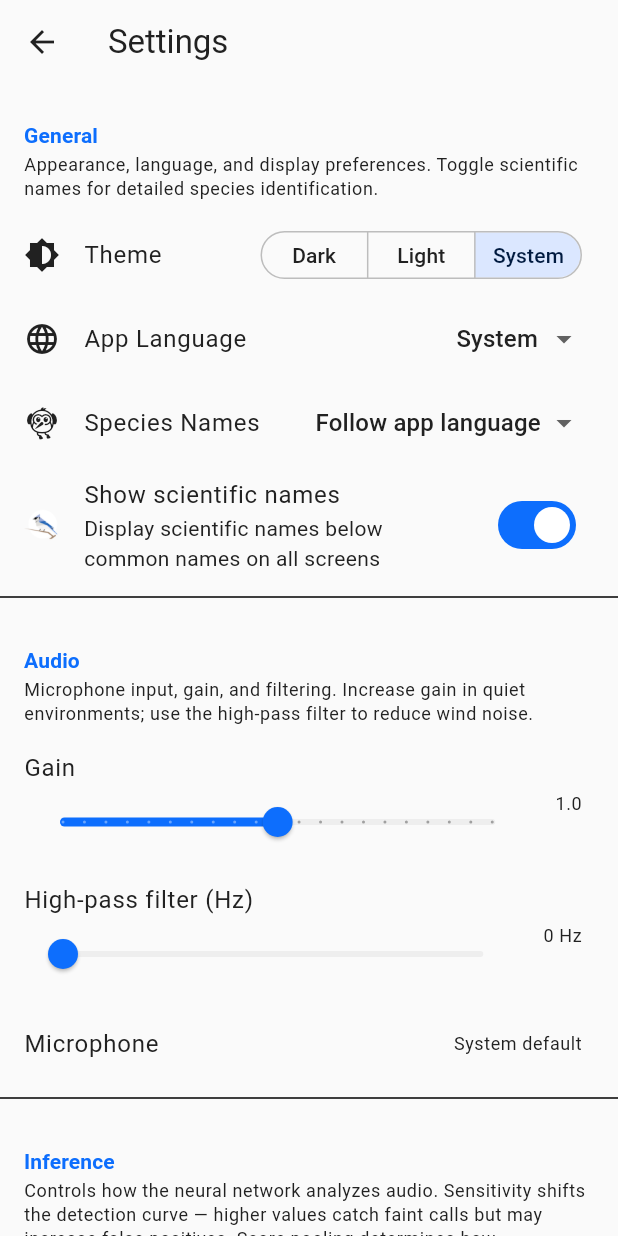
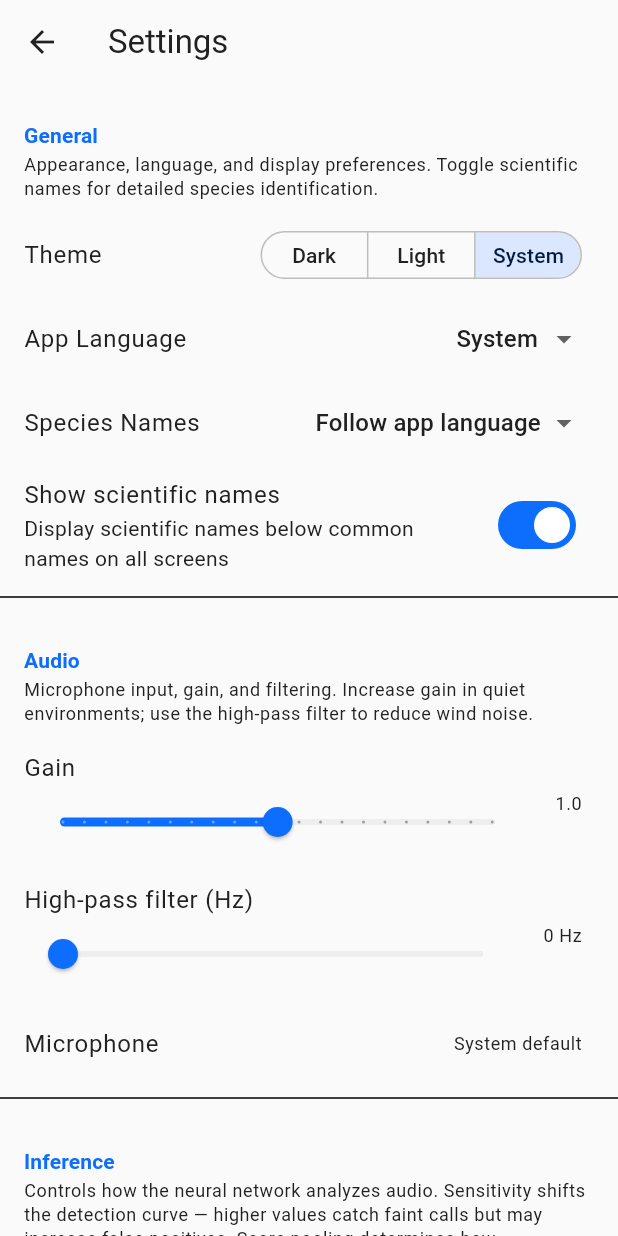
Before and after one commit to birdnet-team/birdnet-live-app, a Flutter app: the SettingsScreen screen opened directly, on a phone screen of 412 x 824 dp. Run offline on Flutter 3.47's test engine with Material 3 defaults, Android fonts, the phone set to English and light mode, and no system bars; our stand-ins replace cached_network_image, flutter_map, flutter_riverpod, geolocator, introduction_screen, just_audio and 4 more; missing offline and left inert: fftea, onnxruntime, record; accounts and stored records are empty; generated files the repository leaves out were written again; project files that could hold a hidden picture were left out.

Commit message:
feat: remove leading icons from various settings list tiles for a cleaner UI

```diff
--- a/lib/features/settings/settings_screen.dart
+++ b/lib/features/settings/settings_screen.dart
@@ -127,14 +127,6 @@ class SettingsScreen extends ConsumerWidget {
             _LanguageTile(l10n: l10n),
             _SpeciesLanguageTile(l10n: l10n),
             SwitchListTile(
-              secondary: ClipOval(
-                child: Image.asset(
-                  'assets/images/logo-birdnet-circle.png',
-                  width: 24,
-                  height: 24,
-                  fit: BoxFit.cover,
-                ),
-              ),
               title: Text(l10n.settingsShowSciNames),
               subtitle: Text(l10n.settingsShowSciNamesDescription),
               value: ref.watch(showSciNamesProvider),
@@ -404,7 +396,6 @@ class SettingsScreen extends ConsumerWidget {
           // --- About ---
           if (_showSection('about'))
             ListTile(
-              leading: const Icon(Icons.info_outline),
               title: Text(l10n.about),
               trailing: const Icon(Icons.chevron_right),
               onTap: () {
@@ -424,12 +415,10 @@ class SettingsScreen extends ConsumerWidget {
               subtitle: l10n.settingsDangerZoneDescription,
             ),
             ListTile(
-              leading: const Icon(Icons.restart_alt),
               title: Text(l10n.settingsResetOnboarding),
               onTap: () => _showResetOnboardingDialog(context, ref, l10n),
             ),
             ListTile(
-              leading: const Icon(Icons.delete_forever, color: Colors.red),
               title: Text(
                 l10n.settingsClearData,
                 style: const TextStyle(color: Colors.red),
@@ -579,7 +568,6 @@ class _ThemeTile extends ConsumerWidget {
     final themeMode = ref.watch(themeModeProvider);
 
     return ListTile(
-      leading: const Icon(Icons.brightness_6),
       title: Text(l10n.settingsTheme),
       trailing: SegmentedButton<ThemeMode>(
         segments: [
@@ -613,7 +601,6 @@ class _LanguageTile extends ConsumerWidget {
     final locale = ref.watch(localeProvider);
 
     return ListTile(
-      leading: const Icon(Icons.language),
       title: Text(l10n.settingsAppLanguage),
       trailing: DropdownButton<String?>(
         value: locale?.languageCode,
@@ -677,7 +664,6 @@ class _SpeciesLanguageTile extends ConsumerWidget {
     final speciesLang = ref.watch(speciesLanguageProvider);
 
     return ListTile(
-      leading: const Icon(Icons.flutter_dash),
       title: Text(l10n.settingsSpeciesLanguage),
       trailing: DropdownButton<String>(
         value: speciesLang,
```
